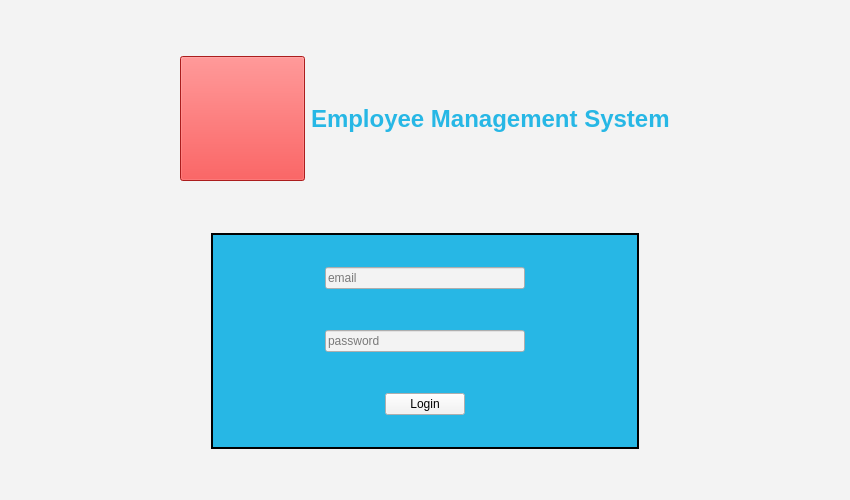
The window that EMS-App/loginScreen.ui (elroydsouza/HR-ManagementSystem) describes before a commit, drawn with Qt 5.
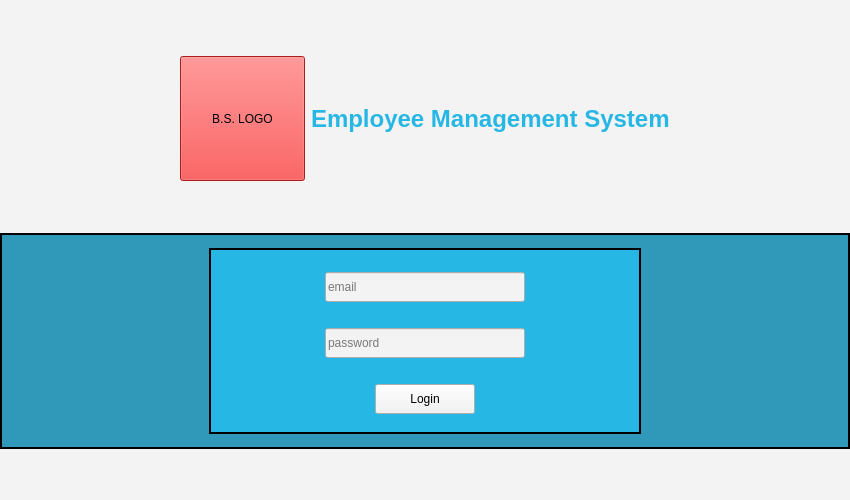
The same window after the commit.

Diff of the .ui file:
```diff
--- a/EMS-App/loginScreen.ui
+++ b/EMS-App/loginScreen.ui
@@ -17,6 +17,12 @@
    <string notr="true">background-color: rgb(243, 243, 243);</string>
   </property>
   <layout class="QVBoxLayout" name="verticalLayout_2">
+   <property name="leftMargin">
+    <number>0</number>
+   </property>
+   <property name="rightMargin">
+    <number>0</number>
+   </property>
    <item>
     <layout class="QVBoxLayout" name="verticalLayout">
      <item>
@@ -49,7 +55,7 @@
           <string notr="true">background-color: rgb(239, 41, 41);</string>
          </property>
          <property name="text">
-          <string/>
+          <string>B.S. LOGO</string>
          </property>
         </widget>
        </item>
@@ -86,7 +92,17 @@
       </layout>
      </item>
      <item>
+      <widget class="QWidget" name="container" native="true">
+       <property name="styleSheet">
+        <string notr="true">#container { border: 2px solid;background-color: rgb(48, 152, 185); }</string>
+       </property>
       <layout class="QHBoxLayout" name="horizontalLayout_8">
+        <property name="topMargin">
+         <number>15</number>
+        </property>
+        <property name="bottomMargin">
+         <number>15</number>
+        </property>
        <item>
         <spacer name="horizontalSpacer_9">
          <property name="orientation">
@@ -127,6 +143,22 @@
           <property name="bottomMargin">
            <number>9</number>
           </property>
+           <item>
+            <spacer name="verticalSpacer">
+             <property name="orientation">
+              <enum>Qt::Vertical</enum>
+             </property>
+             <property name="sizeType">
+              <enum>QSizePolicy::Fixed</enum>
+             </property>
+             <property name="sizeHint" stdset="0">
+              <size>
+               <width>20</width>
+               <height>5</height>
+              </size>
+             </property>
+            </spacer>
+           </item>
           <item>
            <layout class="QHBoxLayout" name="horizontalLayout_2">
             <item>
@@ -153,7 +185,7 @@
               <property name="minimumSize">
                <size>
                 <width>200</width>
-                <height>0</height>
+                 <height>30</height>
                </size>
               </property>
               <property name="font">
@@ -227,7 +259,7 @@
               <property name="minimumSize">
                <size>
                 <width>200</width>
-                <height>0</height>
+                 <height>30</height>
                </size>
               </property>
               <property name="echoMode">
@@ -292,6 +324,18 @@
             </item>
             <item>
              <widget class="QPushButton" name="btn_login">
+               <property name="sizePolicy">
+                <sizepolicy hsizetype="Preferred" vsizetype="Fixed">
+                 <horstretch>0</horstretch>
+                 <verstretch>4</verstretch>
+                </sizepolicy>
+               </property>
+               <property name="minimumSize">
+                <size>
+                 <width>100</width>
+                 <height>30</height>
+                </size>
+               </property>
               <property name="styleSheet">
                <string notr="true"/>
               </property>
@@ -335,6 +379,7 @@
         </spacer>
        </item>
       </layout>
+      </widget>
      </item>
      <item>
       <spacer name="verticalSpacer_2">
```
Lines whose indentation alone changed are shown as unchanged.
